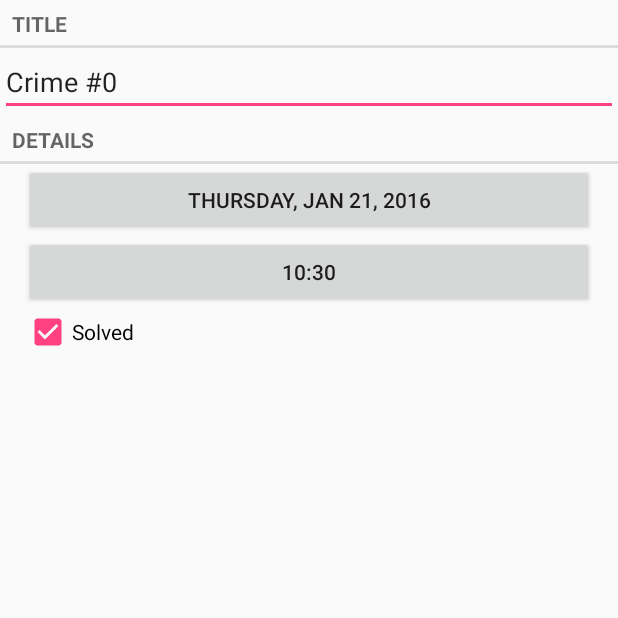
After one commit to Tabaqui/Mix, an Android app: the CrimePagerActivity screen opened directly, with no data from a screen before it, on a phone screen of 412 x 824 dp, the top half of it. The commit adds this screen. Run offline under Robolectric (Android 15) with nearby library versions, the phone set to English and light mode, and no system bars.

Commit message:
criminal intent dialogs

```diff
--- a/CriminalIntent/app/src/main/AndroidManifest.xml
+++ b/CriminalIntent/app/src/main/AndroidManifest.xml
@@ -15,7 +15,7 @@
             </intent-filter>
         </activity>
         <activity
-            android:name=".CrimeActivity"
+            android:name=".CrimePagerActivity"
             android:label="@string/app_name" >
         </activity>
     </application>
--- a/CriminalIntent/app/src/main/java/com/bignerdranch/android/criminalintent/CrimeFragment.java
+++ b/CriminalIntent/app/src/main/java/com/bignerdranch/android/criminalintent/CrimeFragment.java
@@ -1,8 +1,11 @@
 package com.bignerdranch.android.criminalintent;
 
+import android.app.Activity;
+import android.content.Intent;
 import android.os.Bundle;
 import android.support.annotation.Nullable;
 import android.support.v4.app.Fragment;
+import android.support.v4.app.FragmentManager;
 import android.text.Editable;
 import android.text.TextWatcher;
 import android.text.format.DateFormat;
@@ -14,27 +17,49 @@ import android.widget.CheckBox;
 import android.widget.CompoundButton;
 import android.widget.EditText;
 
-
+import java.util.Calendar;
 import java.util.Date;
+import java.util.UUID;
 
 /**
  * Created by User on 16.01.2016.
  */
 public class CrimeFragment extends Fragment {
 
+    private static final String ARG_CRIME_ID = "crime_id";
+    private static final String DIALOG_DATE_TIME = "DialogDate";
+    private static final int REQUEST_DATE = 0;
+    private static final int REQUEST_TIME = 1;
+
+
     private Crime mCrime;
     private EditText mTitleField;
     private Button mDateButton;
+    private Button mTimeButton;
     private CheckBox mSolvedCheckBox;
 
     public static String longDate(Date date) {
         return DateFormat.format("EEEE, MMM dd, yyyy", date).toString();
     }
 
+    public static String time(Date date) {
+        return DateFormat.format("HH:mm", date).toString();
+    }
+
+    public static CrimeFragment newInstance(UUID crimeId) {
+        Bundle args = new Bundle();
+        args.putSerializable(ARG_CRIME_ID, crimeId);
+        CrimeFragment fragment = new CrimeFragment();
+        fragment.setArguments(args);
+        return fragment;
+    }
+
     @Override
     public void onCreate(Bundle savedInstanceState) {
         super.onCreate(savedInstanceState);
-        mCrime = new Crime();
+        UUID crimeId = (UUID) this.getArguments().get(ARG_CRIME_ID);
+        mCrime = CrimeLab.get(getActivity()).getCrime(crimeId);
+
     }
 
     @Nullable
@@ -58,10 +83,30 @@ public class CrimeFragment extends Fragment {
 
             }
         });
+        mTitleField.setText(mCrime.getTitle());
         mDateButton = (Button) v.findViewById(R.id.crime_date);
-        mDateButton.setText(CrimeFragment.longDate(mCrime.getDate()));
-        mDateButton.setEnabled(false);
+        mTimeButton = (Button) v.findViewById(R.id.crime_time);
+        updateDate();
+        mDateButton.setOnClickListener(new View.OnClickListener() {
+            @Override
+            public void onClick(View v) {
+                FragmentManager manager = getFragmentManager();
+                DatePickerFragment dialog = DatePickerFragment.newInstance(mCrime.getDate());
+                dialog.setTargetFragment(CrimeFragment.this, REQUEST_DATE);
+                dialog.show(manager, DIALOG_DATE_TIME);
+            }
+        });
+        mTimeButton.setOnClickListener(new View.OnClickListener() {
+            @Override
+            public void onClick(View v) {
+                FragmentManager manager = getFragmentManager();
+                TimePickerFragment dialog = TimePickerFragment.newInstance(mCrime.getDate());
+                dialog.setTargetFragment(CrimeFragment.this, REQUEST_TIME);
+                dialog.show(manager, DIALOG_DATE_TIME);
+            }
+        });
         mSolvedCheckBox = (CheckBox) v.findViewById(R.id.crime_solved);
+        mSolvedCheckBox.setChecked(mCrime.isSolved());
         mSolvedCheckBox.setOnCheckedChangeListener(new CompoundButton.OnCheckedChangeListener() {
             @Override
             public void onCheckedChanged(CompoundButton buttonView, boolean isChecked) {
@@ -70,4 +115,43 @@ public class CrimeFragment extends Fragment {
         });
         return v;
     }
+
+    private void updateDate() {
+        mDateButton.setText(CrimeFragment.longDate(mCrime.getDate()));
+        mTimeButton.setText(CrimeFragment.time(mCrime.getDate()));
+    }
+
+    @Override
+    public void onActivityResult(int requestCode, int resultCode, Intent data) {
+        if (resultCode != Activity.RESULT_OK) {
+            return;
+        }
+        if (requestCode == REQUEST_DATE) {
+            Date date = (Date) data.getSerializableExtra(DatePickerFragment.EXTRA_DATE);
+            Calendar newCalendar = Calendar.getInstance();
+            newCalendar.setTime(date);
+            Calendar oldCalendar = Calendar.getInstance();
+            oldCalendar.setTime(mCrime.getDate());
+            newCalendar.set(Calendar.HOUR, oldCalendar.get(Calendar.HOUR));
+            newCalendar.set(Calendar.MINUTE, oldCalendar.get(Calendar.MINUTE));
+            mCrime.setDate(newCalendar.getTime());
+            updateDate();
+        }
+        if (requestCode == REQUEST_TIME) {
+            Date date = (Date) data.getSerializableExtra(TimePickerFragment.EXTRA_TIME);
+            Calendar newCalendar = Calendar.getInstance();
+            newCalendar.setTime(date);
+            Calendar oldCalendar = Calendar.getInstance();
+            oldCalendar.setTime(mCrime.getDate());
+            newCalendar.set(Calendar.YEAR, oldCalendar.get(Calendar.YEAR));
+            newCalendar.set(Calendar.MONTH, oldCalendar.get(Calendar.MONTH));
+            newCalendar.set(Calendar.DAY_OF_MONTH, oldCalendar.get(Calendar.DAY_OF_MONTH));
+            mCrime.setDate(newCalendar.getTime());
+            updateDate();
+        }
+    }
+
+    //    public void returnResult() {
+//        getActivity().setResult(Activity.RESULT_OK, null);
+//    }
 }
--- a/CriminalIntent/app/src/main/java/com/bignerdranch/android/criminalintent/CrimeLab.java
+++ b/CriminalIntent/app/src/main/java/com/bignerdranch/android/criminalintent/CrimeLab.java
@@ -15,7 +15,10 @@ public class CrimeLab {
     private List<Crime> mCrimes;
 
     public static CrimeLab get(Context context) {
-        return new CrimeLab(context);
+        if (sCrimeLab == null) {
+            sCrimeLab = new CrimeLab(context);
+        }
+        return sCrimeLab;
     }
 
     private CrimeLab(Context context) {
--- /dev/null
+++ b/CriminalIntent/app/src/main/java/com/bignerdranch/android/criminalintent/CrimePagerActivity.java
@@ -0,0 +1,59 @@
+package com.bignerdranch.android.criminalintent;
+
+
+import android.content.Context;
+import android.content.Intent;
+import android.os.Bundle;
+import android.support.v4.app.Fragment;
+import android.support.v4.app.FragmentActivity;
+import android.support.v4.app.FragmentManager;
+import android.support.v4.app.FragmentPagerAdapter;
+import android.support.v4.view.ViewPager;
+
+import java.util.List;
+import java.util.UUID;
+
+/**
+ * Created by vnikolaev on 20.01.2016.
+ */
+public class CrimePagerActivity extends FragmentActivity {
+
+    private static final String EXTRA_CRIME_ID = "com.bignerdranch.android.criminalintent.crime_id";
+
+    private ViewPager mViewPager;
+    private List<Crime> mCrimes;
+
+    public static Intent newIntent(Context packageContext, UUID crimeId) {
+        Intent intent = new Intent(packageContext, CrimePagerActivity.class);
+        intent.putExtra(EXTRA_CRIME_ID, crimeId);
+        return intent;
+    }
+
+    @Override
+    protected void onCreate(Bundle savedInstanceState) {
+        super.onCreate(savedInstanceState);
+        setContentView(R.layout.activity_crime_pager);
+        mViewPager = (ViewPager) findViewById(R.id.activity_crime_pager_view_pager);
+        UUID crimeId = (UUID) getIntent().getSerializableExtra(EXTRA_CRIME_ID);
+        mCrimes = CrimeLab.get(this).getCrimes();
+        FragmentManager fragmentManager = getSupportFragmentManager();
+        mViewPager.setAdapter(new FragmentPagerAdapter(fragmentManager) {
+            @Override
+            public Fragment getItem(int position) {
+                Crime crime = mCrimes.get(position);
+                return CrimeFragment.newInstance(crime.getId());
+            }
+
+            @Override
+            public int getCount() {
+                return mCrimes.size();
+            }
+        });
+        for (int i = 0; i < mCrimes.size(); i++) {
+            if (mCrimes.get(i).getId().equals(crimeId)) {
+                mViewPager.setCurrentItem(i);
+                break;
+            }
+        }
+    }
+}
--- a/CriminalIntent/app/src/main/java/com/bignerdranch/android/criminalintent/SingleFragmentActivity.java
+++ b/CriminalIntent/app/src/main/java/com/bignerdranch/android/criminalintent/SingleFragmentActivity.java
@@ -1,5 +1,6 @@
 package com.bignerdranch.android.criminalintent;
 
+import android.content.Intent;
 import android.os.Bundle;
 import android.support.v4.app.Fragment;
 import android.support.v4.app.FragmentActivity;
--- /dev/null
+++ b/CriminalIntent/app/src/main/res/layout/activity_crime_pager.xml
@@ -0,0 +1,8 @@
+<?xml version="1.0" encoding="utf-8"?>
+<android.support.v4.view.ViewPager
+    android:id="@+id/activity_crime_pager_view_pager"
+    xmlns:android="http://schemas.android.com/apk/res/android"
+    android:layout_width="match_parent"
+    android:layout_height="match_parent">
+
+</android.support.v4.view.ViewPager>
--- a/CriminalIntent/app/src/main/res/layout/fragment_crime.xml
+++ b/CriminalIntent/app/src/main/res/layout/fragment_crime.xml
@@ -1,38 +1,45 @@
 <?xml version="1.0" encoding="utf-8"?>
 <LinearLayout xmlns:android="http://schemas.android.com/apk/res/android"
-    android:orientation="vertical"
-    android:layout_width="match_parent"
-    android:layout_height="match_parent">
+              android:layout_width="match_parent"
+              android:layout_height="match_parent"
+              android:orientation="vertical">
 
     <TextView
+        style="?android:listSeparatorTextViewStyle"
         android:layout_width="match_parent"
         android:layout_height="wrap_content"
-        android:text="@string/crime_title_label"
-        style="?android:listSeparatorTextViewStyle" />
+        android:text="@string/crime_title_label"/>
 
     <EditText
+        android:id="@+id/crime_title"
         android:layout_width="match_parent"
         android:layout_height="wrap_content"
-        android:id="@+id/crime_title"
         android:hint="@string/crime_title_hint"/>
 
     <TextView
+        style="?android:listSeparatorTextViewStyle"
         android:layout_width="match_parent"
         android:layout_height="wrap_content"
-        android:text="@string/crime_details_label"
-        style="?android:listSeparatorTextViewStyle"/>
+        android:text="@string/crime_details_label"/>
 
     <Button
+        android:id="@+id/crime_date"
         android:layout_width="match_parent"
         android:layout_height="wrap_content"
-        android:id="@+id/crime_date"
         android:layout_marginLeft="16dp"
-        android:layout_marginRight="16dp" />
+        android:layout_marginRight="16dp"/>
+
+    <Button
+        android:id="@+id/crime_time"
+        android:layout_width="match_parent"
+        android:layout_height="wrap_content"
+        android:layout_marginLeft="16dp"
+        android:layout_marginRight="16dp"/>
 
     <CheckBox
+        android:id="@+id/crime_solved"
         android:layout_width="match_parent"
         android:layout_height="wrap_content"
-        android:id="@+id/crime_solved"
         android:layout_marginLeft="16dp"
         android:layout_marginRight="16dp"
         android:text="@string/crime_solved_label"/>
--- a/CriminalIntent/app/src/main/res/values/strings.xml
+++ b/CriminalIntent/app/src/main/res/values/strings.xml
@@ -5,4 +5,6 @@
     <string name="crime_title_label">Title</string>
     <string name="crime_details_label">Details</string>
     <string name="crime_solved_label">Solved</string>
+    <string name="date_picker_title">Date of crime:</string>
+    <string name="time_picker_title">Time of crime:</string>
 </resources>
```
Also changed, not shown: CriminalIntent/app/src/main/java/com/bignerdranch/android/criminalintent/CrimeActivity.java (deleted, +0 -11 lines), CriminalIntent/app/src/main/java/com/bignerdranch/android/criminalintent/CrimeListActivity.java (+8 -0 lines), CriminalIntent/app/src/main/java/com/bignerdranch/android/criminalintent/CrimeListFragment.java (+42 -3 lines), CriminalIntent/app/src/main/java/com/bignerdranch/android/criminalintent/DatePickerFragment.java (added, +75 -0 lines), CriminalIntent/app/src/main/java/com/bignerdranch/android/criminalintent/TimePickerFragment.java (added, +87 -0 lines), CriminalIntent/app/src/main/res/layout/dialog_date.xml (added, +8 -0 lines), CriminalIntent/app/src/main/res/layout/dialog_time.xml (added, +7 -0 lines).
